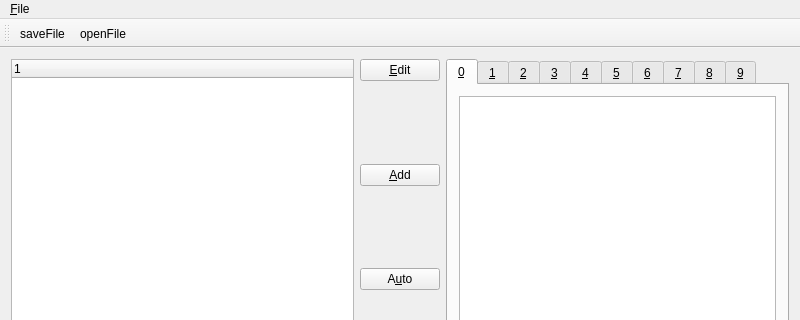
Before: the Qt Designer form src/keymainwindow.ui in FyodorovAleksej/KeyPlayer, drawn with Qt 5; both pictures show x 0 to 800 and y 0 to 320 of the 800 by 600 pixel window.
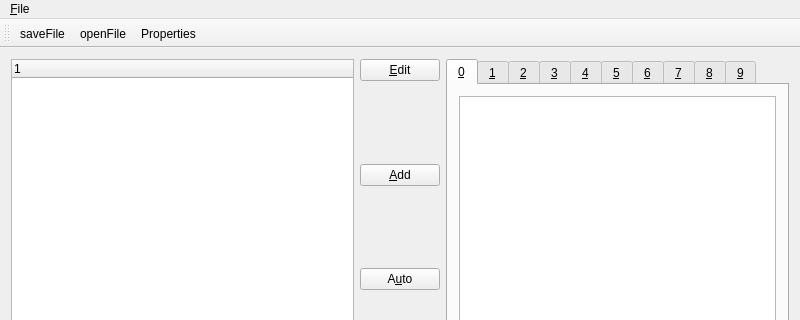
After: the same form once the commit is applied. Icons and pictures are not drawn.

```diff
--- a/src/keymainwindow.ui
+++ b/src/keymainwindow.ui
@@ -292,6 +292,7 @@
    </attribute>
    <addaction name="actionSaveFile"/>
    <addaction name="actionOpenFile"/>
+   <addaction name="actionProperties"/>
   </widget>
   <action name="actionSaveFile">
    <property name="text">
@@ -325,6 +326,17 @@
     <string>&amp;Open</string>
    </property>
   </action>
+  <action name="actionProperties">
+   <property name="text">
+    <string>&amp;Properties</string>
+   </property>
+   <property name="toolTip">
+    <string>properties of all application</string>
+   </property>
+   <property name="shortcut">
+    <string>Alt+P</string>
+   </property>
+  </action>
  </widget>
  <layoutdefault spacing="6" margin="11"/>
  <resources/>
```
Left out of the diff: 2 changed lines with no effect on the pictures.
